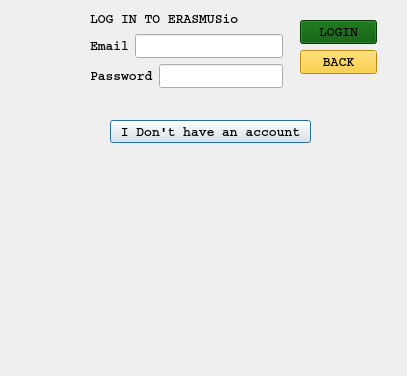
Above: loginteacher.ui from casalete/ErasmusIo before the change. Below: the same form after it.
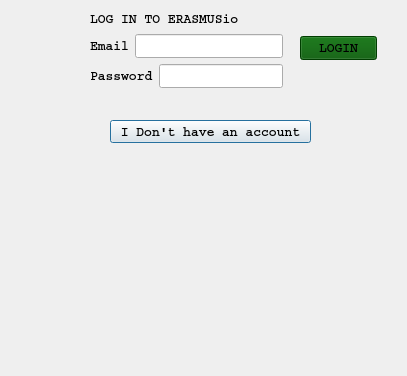
That is the form after the change. Icons and pictures are not drawn.

Diff of the .ui file:
```diff
--- a/loginteacher.ui
+++ b/loginteacher.ui
@@ -166,26 +166,6 @@
       </property>
      </widget>
     </item>
-    <item>
-     <widget class="QPushButton" name="backButton">
-      <property name="font">
-       <font>
-        <family>Courier</family>
-        <pointsize>10</pointsize>
-        <weight>75</weight>
-        <bold>true</bold>
-       </font>
-      </property>
-      <property name="styleSheet">
-       <string notr="true">#backButton{
-	background-color: rgb(255, 196, 19);
-}</string>
-      </property>
-      <property name="text">
-       <string>BACK</string>
-      </property>
-     </widget>
-    </item>
    </layout>
   </widget>
  </widget>
```
